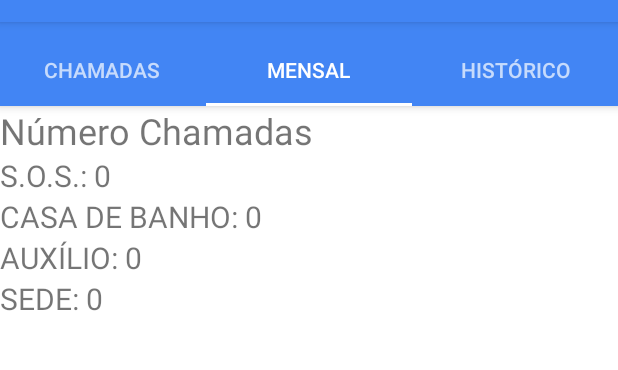
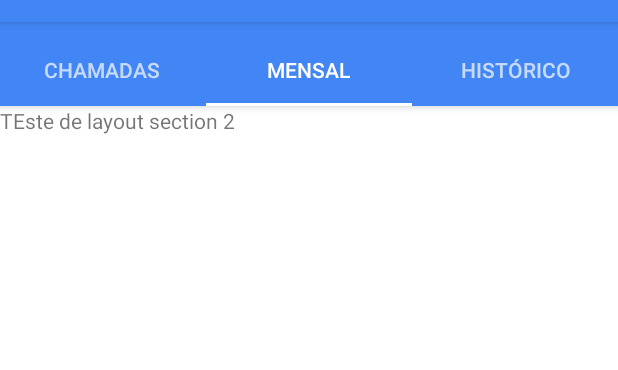
Before and after one commit to xxporkoxx/CuidAqui, an Android app: the screen it shows after launch (MainActivity), tab 2 chosen, on a phone screen of 412 x 824 dp, the part 62-432 px from its top. Run offline under Robolectric (Android 15) with nearby library versions, the phone set to English and light mode, and no system bars; our stand-ins replace ButterKnife, Firebase (no records; nobody signed in at launch, a user with empty details on screens opened directly); 3 statements that could not run were skipped.

Commit message:
Revert "Implementing call counter [ Problem with the counter , sometimes it  counts twice-> when user minimize the aplication and return to the list it is populated again and recounted ]"
This reverts commit 64964dc7af05fdc52851a099dad95b0f4af79f4f.

```diff
--- a/app/src/main/java/com/project/diegomello/cuidaqui/MainActivity.java
+++ b/app/src/main/java/com/project/diegomello/cuidaqui/MainActivity.java
@@ -35,8 +35,6 @@ public class MainActivity extends AppCompatActivity {
     private SectionTwoFragment mSectionTwoFragment;
     private SectionThreeFragment mSectionThreeFragment;
 
-
-
     @Override
     protected void onCreate(Bundle savedInstanceState) {
         super.onCreate(savedInstanceState);
@@ -60,25 +58,6 @@ public class MainActivity extends AppCompatActivity {
 
         TabLayout tabLayout = (TabLayout) findViewById(R.id.tabs);
         tabLayout.setupWithViewPager(mViewPager);
-
-        mViewPager.addOnPageChangeListener(new ViewPager.OnPageChangeListener() {
-            @Override
-            public void onPageScrolled(int position, float positionOffset, int positionOffsetPixels) {
-
-            }
-
-            @Override
-            public void onPageSelected(int position) {
-                if(position == 1 ){
-                    mSectionTwoFragment.refreshCallCounter();
-                }
-            }
-
-            @Override
-            public void onPageScrollStateChanged(int state) {
-
-            }
-        });
 
         /*FloatingActionButton fab = (FloatingActionButton) findViewById(R.id.fab);
         fab.setOnClickListener(new View.OnClickListener() {
@@ -151,10 +130,10 @@ public class MainActivity extends AppCompatActivity {
                             }
                         }*/
 
-                        SharedPreferences settings = getSharedPreferences(Constants.PATIENT_SHARED_PREF, 0);
+                        SharedPreferences settings = getSharedPreferences(Constants.PACIENT_SHARED_PREF, 0);
                         SharedPreferences.Editor editor = settings.edit();
                         String patientName = input.getText().toString();
-                        editor.putString(Constants.PATIENT_SHARED_PREF_NAME_STRING,patientName);
+                        editor.putString(Constants.PACIENT_SHARED_PREF_NAME_STRING,patientName);
                         editor.commit();
 
                         Toast.makeText(mContext, patientName+" "+getResources().getString(R.string.rename_patient_sucesfull_toast_text),Toast.LENGTH_LONG).show();
--- a/app/src/main/java/com/project/diegomello/cuidaqui/SectionOneFragment.java
+++ b/app/src/main/java/com/project/diegomello/cuidaqui/SectionOneFragment.java
@@ -1,7 +1,6 @@
 package com.project.diegomello.cuidaqui;
 
 import android.content.Context;
-import android.content.SharedPreferences;
 import android.media.Ringtone;
 import android.media.RingtoneManager;
 import android.net.Uri;
@@ -69,8 +68,6 @@ public class SectionOneFragment extends Fragment {
     private CallsAdapter callAdapter;
     private ArrayList<CallItem> callListItems;
 
-    private SharedPreferences patientSharedPrefs;
-
     public SectionOneFragment() {
     }
 
@@ -103,7 +100,6 @@ public class SectionOneFragment extends Fragment {
     public void onCreate(@Nullable Bundle savedInstanceState) {
         super.onCreate(savedInstanceState);
         mContext = getActivity();
-        patientSharedPrefs = mContext.getSharedPreferences(Constants.PATIENT_SHARED_PREF, 0);
     }
 
     @Override
@@ -195,7 +191,7 @@ public class SectionOneFragment extends Fragment {
         }
         //Toast.makeText(mContext,"entrou",Toast.LENGTH_LONG).show();
         if(!status.equals(Constants.CALL_STATUS_INITIALIZATION) && !alreadyNotified){
-            String patientName= mContext.getSharedPreferences(Constants.PATIENT_SHARED_PREF, 0).getString(Constants.PATIENT_SHARED_PREF_NAME_STRING, "Pacinente");
+            String patientName= mContext.getSharedPreferences(Constants.PACIENT_SHARED_PREF, 0).getString(Constants.PACIENT_SHARED_PREF_NAME_STRING, "Pacinente");
             callListItems.add(new CallItem(callType,patientName,status));
             notificationRingtoneAlarm();
         }
@@ -203,7 +199,6 @@ public class SectionOneFragment extends Fragment {
             if(callListItems.get(i)!=null)
                 callListItems.get(i).setStatus(status);
         }
-        countCallAndStoreOnCash(callType,status);
 
         callAdapter.notifyDataSetChanged();
     }
@@ -218,19 +213,6 @@ public class SectionOneFragment extends Fragment {
         }
     }
 
-    private void countCallAndStoreOnCash(String callType,Integer status){
-        if(status.equals(Constants.CALL_STATUS_SERVED)){
-            SharedPreferences.Editor editor = patientSharedPrefs.edit();
-
-            String string = "PATIENT_CALL_COUNTER_"+callType;
-            string = string.substring(0, string.length() - 5);
-            editor.putInt(string, patientSharedPrefs.getInt(string,0)+1);
-
-            editor.commit();
-        }
-
-    }
-
     public void refreshPatientName(String patientName){
         callAdapter.refreshPatientName(patientName);
     }
--- a/app/src/main/java/com/project/diegomello/cuidaqui/SectionTwoFragment.java
+++ b/app/src/main/java/com/project/diegomello/cuidaqui/SectionTwoFragment.java
@@ -1,16 +1,11 @@
 package com.project.diegomello.cuidaqui;
 
-import android.content.SharedPreferences;
 import android.os.Bundle;
 import android.support.annotation.Nullable;
 import android.view.LayoutInflater;
 import android.view.View;
 import android.view.ViewGroup;
-import android.widget.TextView;
 
-import com.project.diegomello.cuidaqui.utils.Constants;
-
-import butterknife.BindView;
 import butterknife.ButterKnife;
 
 import static com.project.diegomello.cuidaqui.utils.Utils.mContext;
@@ -22,21 +17,6 @@ import static com.project.diegomello.cuidaqui.utils.Utils.mContext;
 public class SectionTwoFragment extends android.support.v4.app.Fragment {
 
     private static final String ARG_SECTION_NUMBER = "section_number";
-
-    private SharedPreferences patientSharedPrefs;
-
-    @BindView(R.id.section_two_fragment_emergency_textView)
-    TextView emergencyTextView;
-
-    @BindView(R.id.section_two_fragment_bathroom_textView)
-    TextView bathroomTextView;
-
-    @BindView(R.id.section_two_fragment_discomfort_textView)
-    TextView discomfortTextView;
-
-    @BindView(R.id.section_two_fragment_water_textView)
-    TextView waterTextView;
-
 
     public SectionTwoFragment() {
     }
@@ -66,19 +46,6 @@ public class SectionTwoFragment extends android.support.v4.app.Fragment {
     public void onCreate(@Nullable Bundle savedInstanceState) {
         super.onCreate(savedInstanceState);
         mContext = getActivity();
-        patientSharedPrefs = mContext.getSharedPreferences(Constants.PATIENT_SHARED_PREF, 0);
     }
 
-    @Override
-    public void onResume() {
-        super.onResume();
-        refreshCallCounter();
-    }
-
-    public void refreshCallCounter(){
-        emergencyTextView.setText(mContext.getResources().getText(R.string.section_two_emergency_call_counter_label_string)+" "+patientSharedPrefs.getInt(Constants.PATIENT_CALL_COUNTER_EMERGENCY,0));
-        bathroomTextView.setText(mContext.getResources().getText(R.string.section_two_bathroom_call_counter_label_string)+" "+patientSharedPrefs.getInt(Constants.PATIENT_CALL_COUNTER_BATHROOM,0));
-        discomfortTextView.setText(mContext.getResources().getText(R.string.section_two_discomfort_call_counter_label_string)+" "+patientSharedPrefs.getInt(Constants.PATIENT_CALL_COUNTER_DISCOMFORT,0));
-        waterTextView.setText(mContext.getResources().getText(R.string.section_two_water_call_counter_label_string)+" "+patientSharedPrefs.getInt(Constants.PATIENT_CALL_COUNTER_WATER,0));
-    }
 }
--- a/app/src/main/java/com/project/diegomello/cuidaqui/utils/Constants.java
+++ b/app/src/main/java/com/project/diegomello/cuidaqui/utils/Constants.java
@@ -18,11 +18,6 @@ public class Constants {
 
     public static String REGISTRATION_ID = "REGISTRATION_ID";
 
-    public static String PATIENT_SHARED_PREF = "PATIENT_SHARED_PREF";
-    public static String PATIENT_SHARED_PREF_NAME_STRING = "PATIENT_SHARED_PREF_NAME_STRING";
-
-    public static String PATIENT_CALL_COUNTER_EMERGENCY = "PATIENT_CALL_COUNTER_EMERGENCY";
-    public static String PATIENT_CALL_COUNTER_BATHROOM = "PATIENT_CALL_COUNTER_BATHROOM";
-    public static String PATIENT_CALL_COUNTER_WATER = "PATIENT_CALL_COUNTER_WATER";
-    public static String PATIENT_CALL_COUNTER_DISCOMFORT = "PATIENT_CALL_COUNTER_DISCOMFORT";
+    public static String PACIENT_SHARED_PREF = "PACIENT_SHARED_PREF";
+    public static String PACIENT_SHARED_PREF_NAME_STRING = "PACIENT_SHARED_PREF_NAME_STRING";
 }
--- a/app/src/main/res/layout/section_two_fragment.xml
+++ b/app/src/main/res/layout/section_two_fragment.xml
@@ -4,36 +4,9 @@
     android:orientation="vertical" android:layout_width="match_parent"
     android:layout_height="match_parent"
     android:background="@color/white">
-
     <TextView
         android:layout_width="wrap_content"
         android:layout_height="wrap_content"
-        android:text="Número Chamadas"
-        android:textSize="24sp"/>
-
-    <TextView
-        android:layout_width="wrap_content"
-        android:layout_height="wrap_content"
-        android:text="S.O.S.: X"
-        android:textSize="20sp"
-        android:id="@+id/section_two_fragment_emergency_textView"/>
-    <TextView
-        android:layout_width="wrap_content"
-        android:layout_height="wrap_content"
-        android:text="CASA DE BANHO: X"
-        android:textSize="20sp"
-        android:id="@+id/section_two_fragment_bathroom_textView"/>
-    <TextView
-        android:layout_width="wrap_content"
-        android:layout_height="wrap_content"
-        android:text="AUXÍLIO: X"
-        android:textSize="20sp"
-        android:id="@+id/section_two_fragment_discomfort_textView"/>
-    <TextView
-        android:layout_width="wrap_content"
-        android:layout_height="wrap_content"
-        android:text="SEDE: X"
-        android:textSize="20sp"
-        android:id="@+id/section_two_fragment_water_textView"/>
+        android:text="TEste de layout section 2 "/>
 
 </LinearLayout>
--- a/app/src/main/res/values/strings.xml
+++ b/app/src/main/res/values/strings.xml
@@ -13,9 +13,4 @@
     <string name="call_waiting_button_text">ATENDER</string>
     <string name="call_on_the_way_button_text">CONCLUIR</string>
     <string name="call_served_button_text">DELETAR</string>
-
-    <string name="section_two_emergency_call_counter_label_string">S.O.S.:</string>
-    <string name="section_two_bathroom_call_counter_label_string">CASA DE BANHO:</string>
-    <string name="section_two_discomfort_call_counter_label_string">AUXÍLIO:</string>
-    <string name="section_two_water_call_counter_label_string">SEDE:</string>
 </resources>
```
Also changed, not shown: 1 other file.
